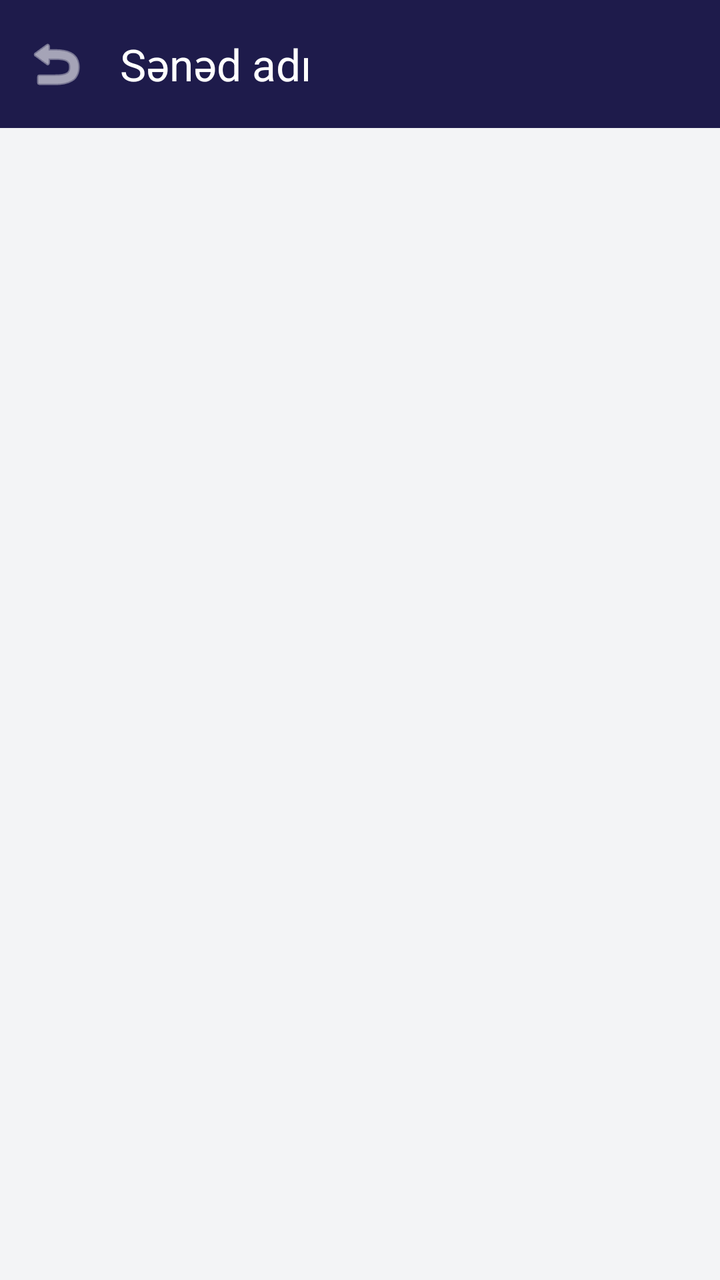
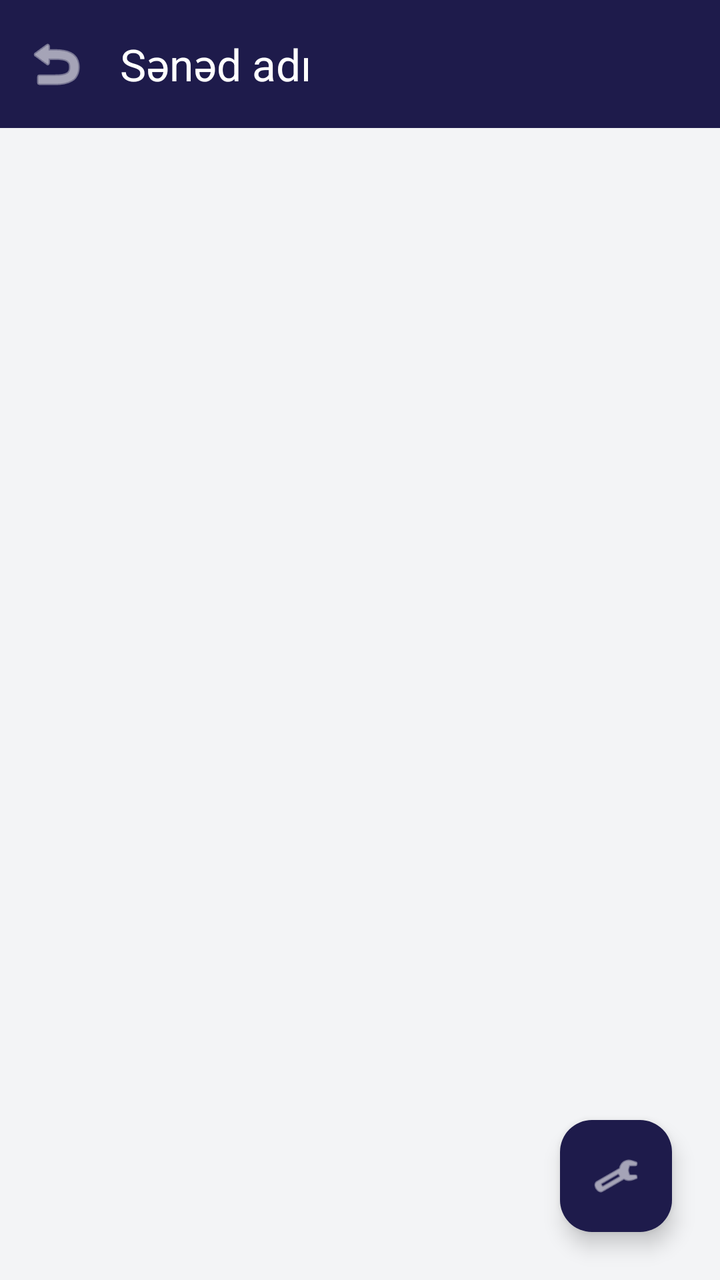

Two renders of the same Android screen: before a commit and after it. Below are the layout's source before the change and the commit's diff.
<!-- AndroidManifest.xml: application theme Theme.Material3.DayNight.NoActionBar -->
<!-- res/layout/activity_viewer.xml -->
<?xml version="1.0" encoding="utf-8"?>
<LinearLayout xmlns:android="http://schemas.android.com/apk/res/android"
    xmlns:app="http://schemas.android.com/apk/res-auto"
    android:layout_width="match_parent"
    android:layout_height="match_parent"
    android:orientation="vertical"
    android:background="#F3F4F6">

    <com.google.android.material.appbar.MaterialToolbar
        android:id="@+id/toolbar"
        android:layout_width="match_parent"
        android:layout_height="?attr/actionBarSize"
        android:background="#1E1B4B"
        app:navigationIcon="@android:drawable/ic_menu_revert"
        app:navigationIconTint="#FFFFFF"
        app:title="Sənəd adı"
        app:titleTextColor="#FFFFFF" />

    <LinearLayout
        android:id="@+id/contentContainer"
        android:layout_width="match_parent"
        android:layout_height="match_parent"
        android:orientation="vertical" />

</LinearLayout>
<!-- resources referenced by this layout -->
<resources>

</resources>

<!-- the commit's change to res/layout/activity_viewer.xml (unified diff, before → after) -->
@@ -1,25 +1,44 @@
 <?xml version="1.0" encoding="utf-8"?>
-<LinearLayout xmlns:android="http://schemas.android.com/apk/res/android"
+<androidx.coordinatorlayout.widget.CoordinatorLayout xmlns:android="http://schemas.android.com/apk/res/android"
     xmlns:app="http://schemas.android.com/apk/res-auto"
     android:layout_width="match_parent"
     android:layout_height="match_parent"
-    android:orientation="vertical"
     android:background="#F3F4F6">
 
-    <com.google.android.material.appbar.MaterialToolbar
-        android:id="@+id/toolbar"
+    <com.google.android.material.appbar.AppBarLayout
         android:layout_width="match_parent"
-        android:layout_height="?attr/actionBarSize"
+        android:layout_height="wrap_content"
         android:background="#1E1B4B"
-        app:navigationIcon="@android:drawable/ic_menu_revert"
-        app:navigationIconTint="#FFFFFF"
-        app:title="Sənəd adı"
-        app:titleTextColor="#FFFFFF" />
+        app:elevation="4dp">
 
+        <com.google.android.material.appbar.MaterialToolbar
+            android:id="@+id/toolbar"
+            android:layout_width="match_parent"
+            android:layout_height="?attr/actionBarSize"
+            app:navigationIcon="@android:drawable/ic_menu_revert"
+            app:navigationIconTint="#FFFFFF"
+            app:title="Sənəd adı"
+            app:titleTextColor="#FFFFFF" />
+
+    </com.google.android.material.appbar.AppBarLayout>
+
+    
     <LinearLayout
         android:id="@+id/contentContainer"
         android:layout_width="match_parent"
         android:layout_height="match_parent"
-        android:orientation="vertical" />
+        android:orientation="vertical"
+        app:layout_behavior="@string/appbar_scrolling_view_behavior" />
 
-</LinearLayout>
+    
+    <com.google.android.material.floatingactionbutton.FloatingActionButton
+        android:id="@+id/fabSettings"
+        android:layout_width="wrap_content"
+        android:layout_height="wrap_content"
+        android:layout_gravity="bottom|end"
+        android:layout_margin="24dp"
+        android:src="@android:drawable/ic_menu_preferences"
+        app:backgroundTint="#1E1B4B"
+        app:tint="#FFFFFF" />
+
+</androidx.coordinatorlayout.widget.CoordinatorLayout>
